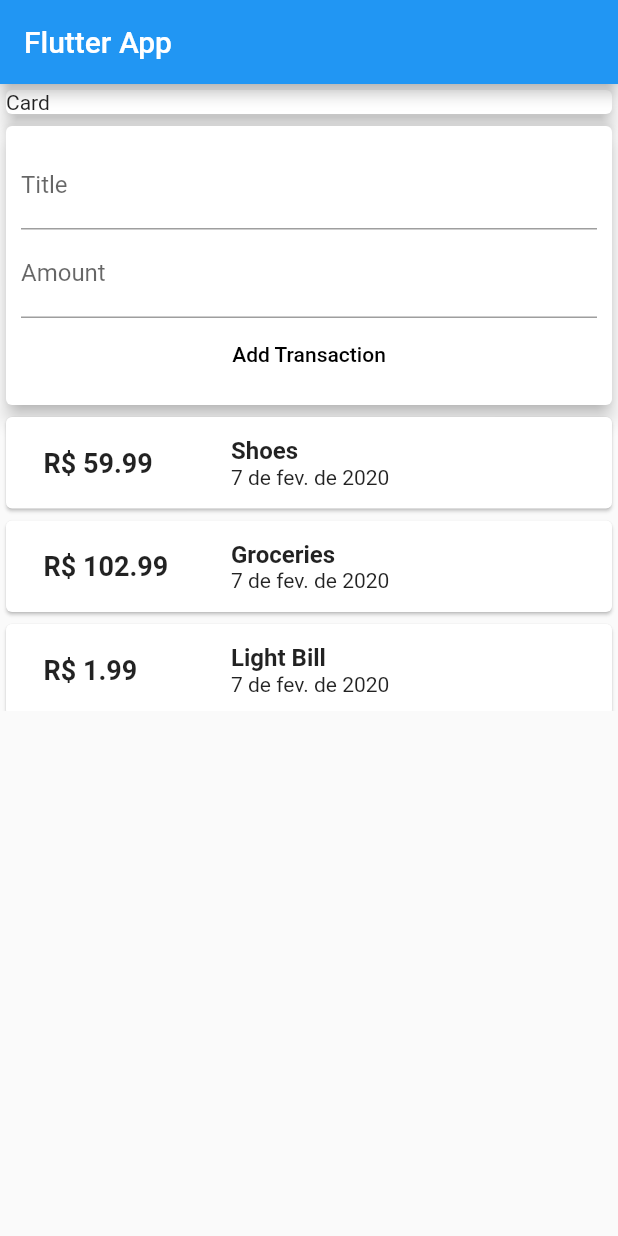
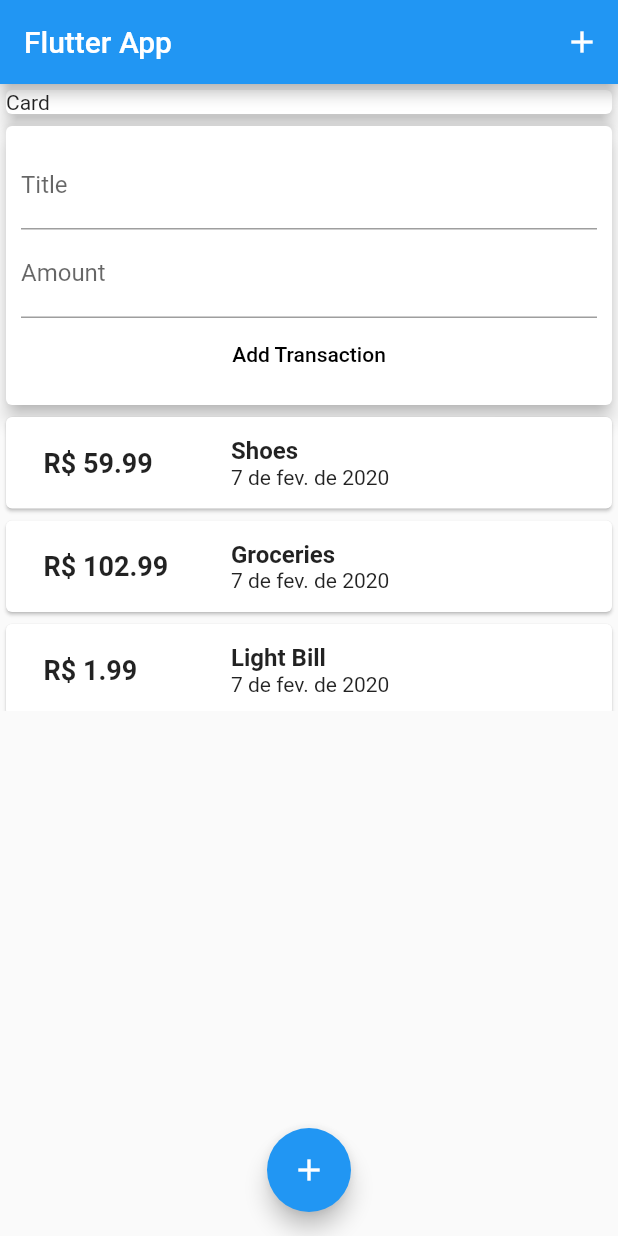
Before and after one commit to Ajorona/personal-expenses-app, a Flutter app: the screen it shows after launch, after a tap on "Add Transaction", on a phone screen of 412 x 824 dp. Run offline on Flutter 3.47's test engine with Material 2 defaults, Android fonts, the phone set to English and light mode, and no system bars.

Commit message:
feat(transaction): dismiss keyboard on blur and add action button

```diff
--- a/lib/main.dart
+++ b/lib/main.dart
@@ -17,9 +17,23 @@ class MyApp extends StatelessWidget {
 class MyHomePage extends StatelessWidget {
   @override
   Widget build(BuildContext context) {
-    return Scaffold(
+    return GestureDetector(
+      onTap: () {
+        FocusScopeNode currentFocus = FocusScope.of(context);
+
+        if (!currentFocus.hasPrimaryFocus) {
+          currentFocus.unfocus();
+        }
+      },
+      child: Scaffold(
         appBar: AppBar(
           title: Text('Flutter App'),
+          actions: <Widget>[
+            IconButton(
+              icon: Icon(Icons.add),
+              onPressed: () {},
+            ),
+          ],
         ),
         body: SingleChildScrollView(
           child: Column(
@@ -36,6 +50,12 @@ class MyHomePage extends StatelessWidget {
             ],
           ),
         ),
+        floatingActionButtonLocation: FloatingActionButtonLocation.centerFloat,
+        floatingActionButton: FloatingActionButton(
+          child: Icon(Icons.add),
+          onPressed: () {},
+        ),
+      ),
     ); // This trailing comma makes auto-formatting nicer for build methods.
   }
 }
--- a/lib/widgets/newTransaction.dart
+++ b/lib/widgets/newTransaction.dart
@@ -6,6 +6,20 @@ class NewTransaction extends StatelessWidget {
   static final amountController = TextEditingController();
 
   NewTransaction(this.addNewTransaction);
+
+  void submitTransaction() {
+    final inputTitle = titleController.text;
+    final inputAmount = double.parse(amountController.text);
+
+    if (inputTitle.isEmpty || inputAmount <= 0) {
+      return;
+    }
+
+    addNewTransaction(
+      inputTitle,
+      inputAmount,
+    );
+  }
 
   @override
   Widget build(BuildContext context) {
@@ -18,16 +32,17 @@ class NewTransaction extends StatelessWidget {
             TextField(
               decoration: InputDecoration(labelText: 'Title'),
               controller: titleController,
+              keyboardType: TextInputType.text,
+              onSubmitted: (_) => submitTransaction(),
             ),
             TextField(
               decoration: InputDecoration(labelText: 'Amount'),
               controller: amountController,
+              keyboardType: TextInputType.numberWithOptions(decimal: true),
+              onSubmitted: (_) => submitTransaction(),
             ),
             FlatButton(
-              onPressed: () => addNewTransaction(
-                titleController.text,
-                double.parse(amountController.text),
-              ),
+              onPressed: submitTransaction,
               child: Text('Add Transaction'),
               textColor: Colors.black,
             )
--- a/lib/widgets/transactionList.dart
+++ b/lib/widgets/transactionList.dart
@@ -22,7 +22,7 @@ class TransactionList extends StatelessWidget {
                   margin: EdgeInsets.symmetric(vertical: 10, horizontal: 15),
                   padding: EdgeInsets.symmetric(vertical: 10, horizontal: 10),
                   child: Text(
-                    'R\$ ${transactions[index].amount}',
+                    'R\$ ${transactions[index].amount.toStringAsFixed(2)}',
                     style: TextStyle(fontWeight: FontWeight.bold, fontSize: 18),
                   ),
                 ),
```
Lines whose indentation alone changed are shown as unchanged.
